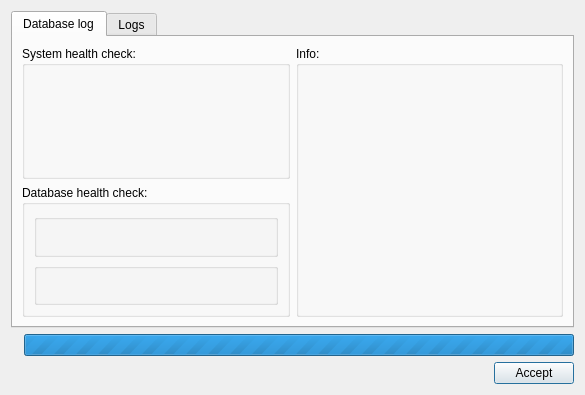
Giswater/giswater_qgis_plugin, file core/ui/toolbars/cm/check_project_cm.ui: the form before one commit.
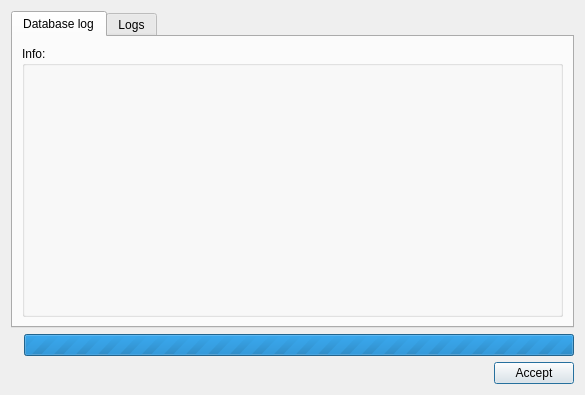
The form after the commit.

Commit message: feat(cm): add all missing references to cm check project and logic of create relations

```diff
--- a/core/ui/toolbars/cm/check_project_cm.ui
+++ b/core/ui/toolbars/cm/check_project_cm.ui
@@ -81,52 +81,7 @@
        <string>Database log</string>
       </attribute>
       <layout class="QGridLayout" name="gridLayout_2">
-       <item row="1" column="0">
-        <widget class="QGroupBox" name="brb_database_check">
-         <property name="title">
-          <string>Database health check:</string>
-         </property>
-         <layout class="QGridLayout" name="gridLayout_5">
-          <item row="0" column="0">
-           <widget class="QGroupBox" name="groupBox_5">
-            <property name="title">
-             <string/>
-            </property>
-            <layout class="QGridLayout" name="gridLayout_9">
-             <item row="0" column="0">
-              <layout class="QGridLayout" name="lyt_data_2"/>
-             </item>
-            </layout>
-           </widget>
-          </item>
-          <item row="1" column="0">
-           <widget class="QGroupBox" name="groupBox_4">
-            <property name="title">
-             <string/>
-            </property>
-            <layout class="QGridLayout" name="gridLayout_8">
-             <item row="0" column="0">
-              <layout class="QGridLayout" name="lyt_data_3"/>
-             </item>
-            </layout>
-           </widget>
-          </item>
-         </layout>
-        </widget>
-       </item>
-       <item row="0" column="0">
-        <widget class="QGroupBox" name="grb_system_check">
-         <property name="title">
-          <string>System health check:</string>
-         </property>
-         <layout class="QGridLayout" name="gridLayout_3">
-          <item row="0" column="0">
-           <layout class="QGridLayout" name="lyt_data_1"/>
-          </item>
-         </layout>
-        </widget>
-       </item>
-       <item row="0" column="1" rowspan="2">
+       <item row="0" column="0" rowspan="2">
         <widget class="QGroupBox" name="grb_info">
          <property name="title">
           <string>Info:</string>
```
Left out of the diff: 4 changed lines with no effect on the pictures. The commit also changes 2 other files.
